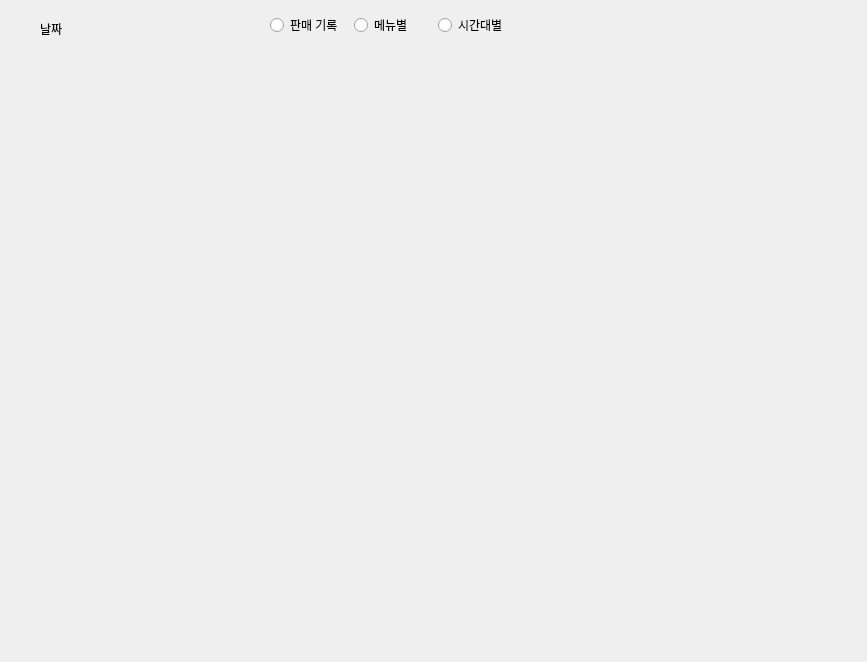
First picture: the form in src/store_package/ui/daily_sales.ui, repository cccsssshh/Aris_Team5, before the edit.
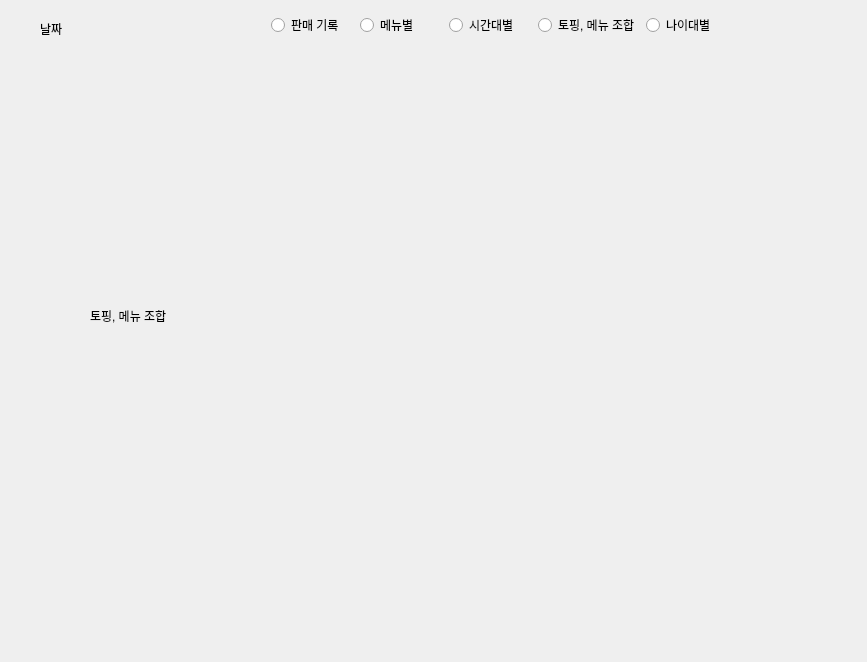
Second picture: the form after the edit. The open tabs and pages were chosen to show the change.

Commit message: add store graph

What changed in the file:
```diff
--- a/src/store_package/ui/daily_sales.ui
+++ b/src/store_package/ui/daily_sales.ui
@@ -119,7 +119,37 @@
       </rect>
      </property>
      <property name="text">
-      <string/>
+      <string>시간대별</string>
+     </property>
+    </widget>
+   </widget>
+   <widget class="QWidget" name="page_4">
+    <widget class="QLabel" name="menuToppingGraph">
+     <property name="geometry">
+      <rect>
+       <x>50</x>
+       <y>50</y>
+       <width>601</width>
+       <height>471</height>
+      </rect>
+     </property>
+     <property name="text">
+      <string>토핑, 메뉴 조합</string>
+     </property>
+    </widget>
+   </widget>
+   <widget class="QWidget" name="page_5">
+    <widget class="QLabel" name="ageGraph">
+     <property name="geometry">
+      <rect>
+       <x>46</x>
+       <y>56</y>
+       <width>671</width>
+       <height>461</height>
+      </rect>
+     </property>
+     <property name="text">
+      <string>나이대별</string>
      </property>
     </widget>
    </widget>
@@ -140,9 +170,9 @@
   <widget class="QWidget" name="layoutWidget">
    <property name="geometry">
     <rect>
-     <x>270</x>
+     <x>271</x>
      <y>10</y>
-     <width>246</width>
+     <width>458</width>
      <height>31</height>
     </rect>
    </property>
@@ -168,6 +198,20 @@
       </property>
      </widget>
     </item>
+    <item>
+     <widget class="QRadioButton" name="menuToppingSalesRBtn">
+      <property name="text">
+       <string>토핑, 메뉴 조합</string>
+      </property>
+     </widget>
+    </item>
+    <item>
+     <widget class="QRadioButton" name="ageSalesRBtn">
+      <property name="text">
+       <string>나이대별</string>
+      </property>
+     </widget>
+    </item>
    </layout>
   </widget>
  </widget>
```
Left out of the diff: 4 changed lines with no effect on the pictures. The commit also changes 4 other files.
